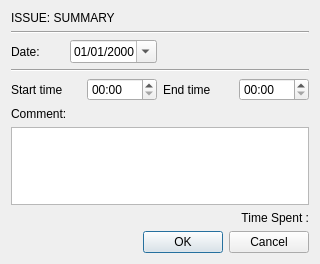
The window that resources/worklog_window.ui (citizen-stig/pyjtt) describes before a commit, drawn with Qt 5.
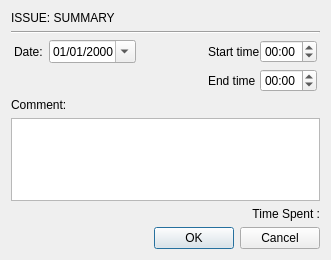
The same window after the commit. Icons and pictures are not drawn.

Commit message: Redesign login and worklog window, add docstring. Make worklog window modal

Diff of the .ui file:
```diff
--- a/resources/worklog_window.ui
+++ b/resources/worklog_window.ui
@@ -6,8 +6,8 @@
    <rect>
     <x>0</x>
     <y>0</y>
-    <width>320</width>
-    <height>264</height>
+    <width>331</width>
+    <height>260</height>
    </rect>
   </property>
   <property name="sizePolicy">
@@ -19,13 +19,13 @@
   <property name="minimumSize">
    <size>
     <width>320</width>
-    <height>264</height>
+    <height>260</height>
    </size>
   </property>
   <property name="maximumSize">
    <size>
-    <width>320</width>
-    <height>264</height>
+    <width>600</width>
+    <height>800</height>
    </size>
   </property>
   <property name="windowTitle">
@@ -35,8 +35,13 @@
    <iconset resource="pyjtt.qrc">
     <normaloff>:/icons/clock_apple.ico</normaloff>:/icons/clock_apple.ico</iconset>
   </property>
+  <property name="whatsThis">
+   <string/>
+  </property>
   <layout class="QGridLayout" name="gridLayout">
-   <item row="0" column="0" colspan="2">
+   <item row="0" column="0">
+    <layout class="QVBoxLayout" name="verticalLayout">
+     <item>
     <widget class="QLabel" name="labelIssue">
      <property name="text">
       <string>ISSUE: SUMMARY</string>
@@ -46,55 +51,106 @@
      </property>
     </widget>
    </item>
-   <item row="1" column="0" colspan="2">
-    <widget class="Line" name="line_2">
-     <property name="orientation">
-      <enum>Qt::Horizontal</enum>
-     </property>
-    </widget>
-   </item>
-   <item row="3" column="0" colspan="2">
+     <item>
     <widget class="Line" name="line">
      <property name="orientation">
       <enum>Qt::Horizontal</enum>
      </property>
     </widget>
    </item>
-   <item row="7" column="0" colspan="2">
-    <widget class="QDialogButtonBox" name="buttonBox">
-     <property name="standardButtons">
-      <set>QDialogButtonBox::Cancel|QDialogButtonBox::Ok</set>
-     </property>
-    </widget>
-   </item>
-   <item row="4" column="0" colspan="2">
+     <item>
     <layout class="QHBoxLayout" name="horizontalLayout">
      <item>
+        <layout class="QFormLayout" name="formLayout_2">
+         <property name="fieldGrowthPolicy">
+          <enum>QFormLayout::ExpandingFieldsGrow</enum>
+         </property>
+         <property name="leftMargin">
+          <number>3</number>
+         </property>
+         <item row="0" column="0">
+          <widget class="QLabel" name="labelDate">
+           <property name="text">
+            <string>Date:</string>
+           </property>
+           <property name="alignment">
+            <set>Qt::AlignLeading|Qt::AlignLeft|Qt::AlignVCenter</set>
+           </property>
+          </widget>
+         </item>
+         <item row="0" column="1">
+          <widget class="QDateEdit" name="dateEdit">
+           <property name="wrapping">
+            <bool>false</bool>
+           </property>
+           <property name="alignment">
+            <set>Qt::AlignCenter</set>
+           </property>
+           <property name="readOnly">
+            <bool>false</bool>
+           </property>
+           <property name="displayFormat">
+            <string>MM/dd/yyyy</string>
+           </property>
+           <property name="calendarPopup">
+            <bool>true</bool>
+           </property>
+          </widget>
+         </item>
+        </layout>
+       </item>
+       <item>
+        <layout class="QFormLayout" name="formLayout">
+         <property name="fieldGrowthPolicy">
+          <enum>QFormLayout::ExpandingFieldsGrow</enum>
+         </property>
+         <property name="formAlignment">
+          <set>Qt::AlignRight|Qt::AlignTop|Qt::AlignTrailing</set>
+         </property>
+         <property name="horizontalSpacing">
+          <number>0</number>
+         </property>
+         <property name="verticalSpacing">
+          <number>-1</number>
+         </property>
+         <property name="rightMargin">
+          <number>3</number>
+         </property>
+         <item row="0" column="0">
       <widget class="QLabel" name="labelStart">
        <property name="text">
         <string>Start time</string>
        </property>
       </widget>
      </item>
-     <item>
+         <item row="0" column="1">
       <widget class="QTimeEdit" name="timeStartEdit">
+           <property name="wrapping">
+            <bool>true</bool>
+           </property>
        <property name="displayFormat">
         <string>hh:mm</string>
        </property>
-      </widget>
-     </item>
-     <item>
+           <property name="calendarPopup">
+            <bool>false</bool>
+           </property>
+          </widget>
+         </item>
+         <item row="1" column="0">
       <widget class="QLabel" name="labelEnd">
        <property name="text">
         <string>End time</string>
        </property>
       </widget>
      </item>
-     <item>
+         <item row="1" column="1">
       <widget class="QTimeEdit" name="timeEndEdit">
        <property name="enabled">
         <bool>true</bool>
        </property>
+           <property name="wrapping">
+            <bool>true</bool>
+           </property>
        <property name="displayFormat">
         <string>hh:mm</string>
        </property>
@@ -102,7 +158,11 @@
      </item>
     </layout>
    </item>
-   <item row="5" column="0" colspan="2">
+      </layout>
+     </item>
+    </layout>
+   </item>
+   <item row="1" column="0">
     <layout class="QVBoxLayout" name="verticalLayout_3">
      <item>
       <widget class="QLabel" name="labelComment">
@@ -120,36 +180,6 @@
     </layout>
    </item>
    <item row="2" column="0">
-    <layout class="QHBoxLayout" name="horizontalLayout_2">
-     <item>
-      <widget class="QLabel" name="labelDate">
-       <property name="text">
-        <string>Date:</string>
-       </property>
-       <property name="alignment">
-        <set>Qt::AlignLeading|Qt::AlignLeft|Qt::AlignVCenter</set>
-       </property>
-      </widget>
-     </item>
-     <item>
-      <widget class="QDateEdit" name="dateEdit">
-       <property name="alignment">
-        <set>Qt::AlignCenter</set>
-       </property>
-       <property name="readOnly">
-        <bool>false</bool>
-       </property>
-       <property name="displayFormat">
-        <string>MM/dd/yyyy</string>
-       </property>
-       <property name="calendarPopup">
-        <bool>true</bool>
-       </property>
-      </widget>
-     </item>
-    </layout>
-   </item>
-   <item row="6" column="1">
     <widget class="QLabel" name="labelSpent">
      <property name="text">
       <string>Time Spent :</string>
@@ -162,12 +192,14 @@
      </property>
     </widget>
    </item>
+   <item row="3" column="0">
+    <widget class="QDialogButtonBox" name="buttonBox">
+     <property name="standardButtons">
+      <set>QDialogButtonBox::Cancel|QDialogButtonBox::Ok</set>
+     </property>
+    </widget>
+   </item>
   </layout>
-  <zorder>buttonBox</zorder>
-  <zorder>labelSpent</zorder>
-  <zorder>labelIssue</zorder>
-  <zorder>line</zorder>
-  <zorder>line_2</zorder>
  </widget>
  <resources>
   <include location="pyjtt.qrc"/>
```
Lines whose indentation alone changed are shown as unchanged. The commit also changes 7 other files.
